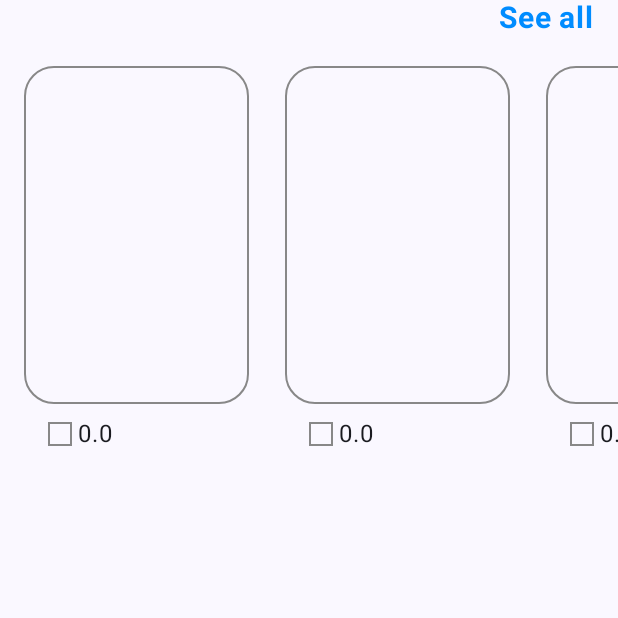
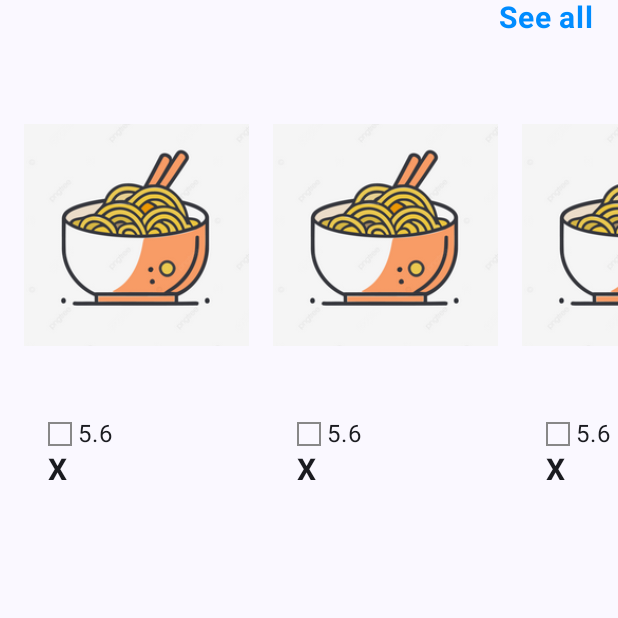
Before and after one commit to markusdito/Android-Last-Project, an Android app built with Jetpack Compose: the composable ShowPartition called with empty values, on a phone screen of 412 x 824 dp, the top half of it. Run offline under Robolectric (Android 15) with nearby library versions, the phone set to English and light mode, and no system bars.

Commit message:
add template for navigation

```diff
--- a/app/build.gradle.kts
+++ b/app/build.gradle.kts
@@ -57,6 +57,7 @@ dependencies {
     implementation(libs.androidx.ui.graphics)
     implementation(libs.androidx.ui.tooling.preview)
     implementation(libs.androidx.material3)
+    implementation (libs.androidx.navigation.compose)
     testImplementation(libs.junit)
     androidTestImplementation(libs.androidx.junit)
     androidTestImplementation(libs.androidx.espresso.core)
--- a/app/src/main/java/com/example/tes/Dashboard.kt
+++ b/app/src/main/java/com/example/tes/Dashboard.kt
@@ -1,47 +1,34 @@
 package com.example.tes
 
-import androidx.compose.foundation.border
-import androidx.compose.foundation.horizontalScroll
+import androidx.compose.foundation.*
 import androidx.compose.foundation.layout.*
-import androidx.compose.foundation.rememberScrollState
 import androidx.compose.foundation.shape.RoundedCornerShape
 import androidx.compose.material3.Text
 import androidx.compose.runtime.Composable
 import androidx.compose.ui.Alignment
 import androidx.compose.ui.Modifier
 import androidx.compose.ui.graphics.Color
+import androidx.compose.ui.res.painterResource
+import androidx.compose.ui.semantics.Role.Companion.Image
 import androidx.compose.ui.text.font.FontWeight
 import androidx.compose.ui.unit.dp
 import androidx.compose.ui.unit.sp
+import androidx.navigation.NavController
 
 @Composable
-fun ShowPartition(section: String, title: String, rating: Double, modifier: Modifier) {
+fun ShowPartition(section: String, title: String, rating: Double, modifier: Modifier, navController: NavController) {
     //Heading Container
     Column(
         modifier = Modifier
     ) {
-        //Show text as row
-        Row(
-            modifier = modifier
-                .fillMaxWidth()
-                .padding(start = 16.dp, end = 16.dp),
-            verticalAlignment = Alignment.CenterVertically,
-            horizontalArrangement = Arrangement.SpaceBetween
-        ) {
-            Text(
-                text = section,
-                fontSize = 28.sp,
-                fontWeight = FontWeight.Bold,
-            )
-            Text(
-                text = "See all",
-                fontSize = 20.sp,
-                fontWeight = FontWeight.Bold,
-                color = Color(0xFF008CFF)
-            )
+        header(section)
+        Spacer(modifier = Modifier.height(20.dp))
+        contentContainer(navController = navController)
     }
-        Spacer(modifier = Modifier.height(20.dp))
+}
 
+@Composable
+fun contentContainer(navController: NavController) {
     // Body Container
     Row(
         modifier = Modifier
@@ -49,15 +36,25 @@ fun ShowPartition(section: String, title: String, rating: Double, modifier: Modi
     ) {
         // Image Container
         for (j in 1..20) {
+            content(title = "X", rating = 5.6, modifier = Modifier, navController = navController)
+        }
+    }
+}
+
+@Composable
+fun content(title: String, rating: Double, modifier: Modifier = Modifier, navController: NavController) {
     Column(
         modifier = Modifier
             .padding(start = 16.dp)
     ) {
-                    Box(
+        Image(
+            painter = painterResource(R.drawable.gambarmie),
+            contentDescription = "Test",
             modifier = Modifier
+                .width(150.dp)
                 .height(225.dp)
-                            .width(150.dp)
-                            .border(1.dp, Color.Gray, shape = RoundedCornerShape(20.dp))
+                .clickable{navController.navigate("detail")},
+
         )
         Spacer(modifier = Modifier.height(8.dp))
         //Body Container
@@ -90,10 +87,28 @@ fun ShowPartition(section: String, title: String, rating: Double, modifier: Modi
             )
         }
     }
-                if (j < 20) {
-                    Spacer(modifier = Modifier.size(8.dp))
+}
+
+@Composable
+fun header(section: String) {
+//Show text as row
+    Row(
+        modifier = Modifier
+            .fillMaxWidth()
+            .padding(start = 16.dp, end = 16.dp),
+        verticalAlignment = Alignment.CenterVertically,
+        horizontalArrangement = Arrangement.SpaceBetween
+    ) {
+        Text(
+            text = section,
+            fontSize = 28.sp,
+            fontWeight = FontWeight.Bold,
+        )
+        Text(
+            text = "See all",
+            fontSize = 20.sp,
+            fontWeight = FontWeight.Bold,
+            color = Color(0xFF008CFF)
+        )
     }
 }
-        }
-    }
-}
--- a/gradle/libs.versions.toml
+++ b/gradle/libs.versions.toml
@@ -8,9 +8,12 @@ espressoCore = "3.6.1"
 lifecycleRuntimeKtx = "2.8.7"
 activityCompose = "1.9.3"
 composeBom = "2024.04.01"
+navigationCompose = "2.8.5"
+navigationRuntimeKtx = "2.8.5"
 
 [libraries]
 androidx-core-ktx = { group = "androidx.core", name = "core-ktx", version.ref = "coreKtx" }
+androidx-navigation-compose = { module = "androidx.navigation:navigation-compose", version.ref = "navigationCompose" }
 junit = { group = "junit", name = "junit", version.ref = "junit" }
 androidx-junit = { group = "androidx.test.ext", name = "junit", version.ref = "junitVersion" }
 androidx-espresso-core = { group = "androidx.test.espresso", name = "espresso-core", version.ref = "espressoCore" }
@@ -24,6 +27,7 @@ androidx-ui-tooling-preview = { group = "androidx.compose.ui", name = "ui-toolin
 androidx-ui-test-manifest = { group = "androidx.compose.ui", name = "ui-test-manifest" }
 androidx-ui-test-junit4 = { group = "androidx.compose.ui", name = "ui-test-junit4" }
 androidx-material3 = { group = "androidx.compose.material3", name = "material3" }
+androidx-navigation-runtime-ktx = { group = "androidx.navigation", name = "navigation-runtime-ktx", version.ref = "navigationRuntimeKtx" }
 
 [plugins]
 android-application = { id = "com.android.application", version.ref = "agp" }
```
Also changed, not shown: app/src/main/java/com/example/tes/DetailPage.kt (added, +25 -0 lines), app/src/main/java/com/example/tes/MainActivity.kt (+1 -7 lines), app/src/main/java/com/example/tes/MovieApp.kt (added, +38 -0 lines), app/src/main/res/drawable-nodpi/gambarmie.png (added). Lines whose indentation alone changed are shown as unchanged.
